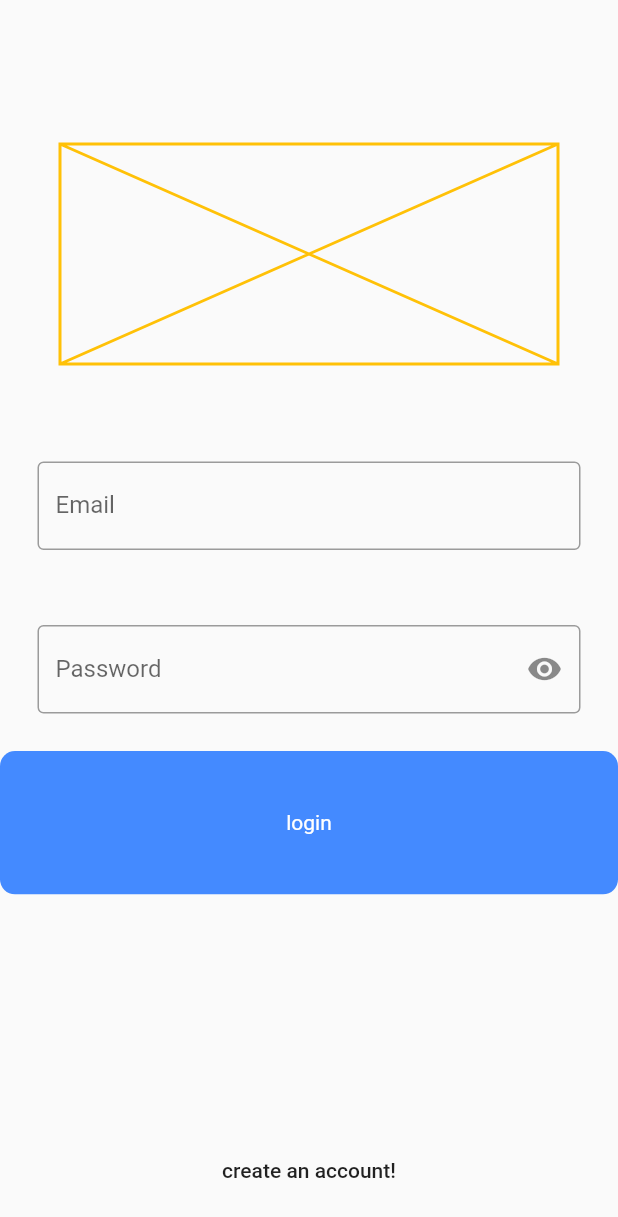
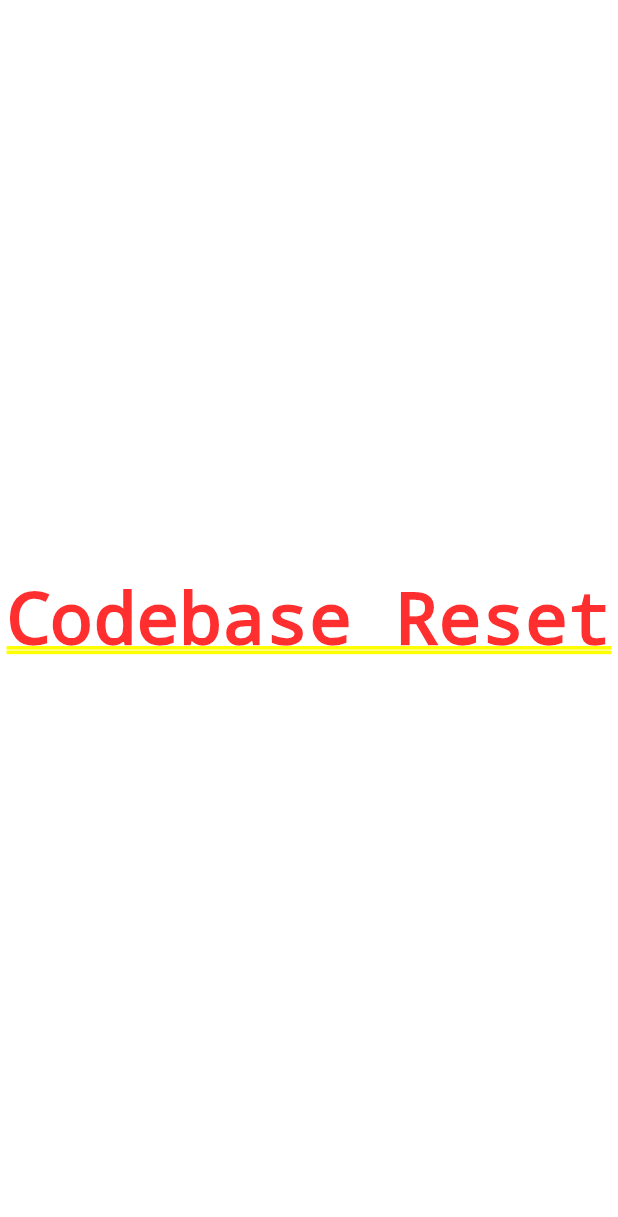
Before and after one commit to moak13/auth_app, a Flutter app: the screen it shows after launch, on a phone screen of 412 x 824 dp. Shown: the top 1217 px of the screen. Run offline on Flutter 3.47's test engine with Material 2 defaults, Android fonts, the phone set to English and light mode, and no system bars.

Commit message:
codebase drop

```diff
--- a/lib/enum/appState.dart
+++ /dev/null
@@ -1 +0,0 @@
-enum AppState { signIn, signOut }
--- a/lib/enum/viewState.dart
+++ /dev/null
@@ -1 +0,0 @@
-enum ViewState { busy, idle }
--- a/lib/main.dart
+++ b/lib/main.dart
@@ -1,4 +1,3 @@
-import 'package:auth_app/pages/auth_page/login.dart';
 import 'package:flutter/material.dart';
 
 void main() => runApp(MyApp());
@@ -17,3 +16,16 @@ class MyApp extends StatelessWidget {
     );
   }
 }
+
+class LoginPage extends StatelessWidget {
+  const LoginPage({Key key}) : super(key: key);
+
+  @override
+  Widget build(BuildContext context) {
+    return Container(
+      child: Center(
+        child: Text('Codebase Reset'),
+      ),
+    );
+  }
+}
--- a/lib/models/user.dart
+++ /dev/null
@@ -1,13 +0,0 @@
-class User {
-  int id;
-  String name;
-  String email;
-
-  User({this.id, this.name, this.email});
-
-  User.fromJson(Map<String, dynamic> json) {
-    id = json['id'];
-    name = json['name'];
-    email = json['email'];
-  }
-}
--- a/lib/pages/auth_page/login.dart
+++ /dev/null
@@ -1,132 +0,0 @@
-import 'package:auth_app/pages/auth_page/signup.dart';
-import 'package:auth_app/pages/user_page/home.dart';
-import 'package:flutter/material.dart';
-import 'package:flutter/cupertino.dart';
-import 'package:flutter_screenutil/flutter_screenutil.dart';
-
-class LoginPage extends StatefulWidget {
-  LoginPage({Key key}) : super(key: key);
-
-  @override
-  _LoginPageState createState() => _LoginPageState();
-}
-
-class _LoginPageState extends State<LoginPage> {
-  TextEditingController ctrlEmail = new TextEditingController();
-  TextEditingController ctrlPass = new TextEditingController();
-
-  bool _obscuredText = true;
-
-  void toggle() {
-    setState(() {
-      _obscuredText = !_obscuredText;
-    });
-  }
-
-  @override
-  Widget build(BuildContext context) {
-    ScreenUtil.instance = ScreenUtil.getInstance()..init(context);
-    ScreenUtil.instance = ScreenUtil(
-        width: ScreenUtil.screenWidth,
-        height: ScreenUtil.screenHeight,
-        allowFontScaling: true)
-      ..init(context);
-    return Scaffold(
-      appBar: AppBar(
-        backgroundColor: Colors.transparent,
-        elevation: 0,
-      ),
-      body: Container(
-        child: Column(
-          mainAxisAlignment: MainAxisAlignment.center,
-          children: <Widget>[
-            Expanded(
-              flex: 1,
-              child: Padding(
-                padding: const EdgeInsets.all(40),
-                child: Placeholder(
-                  color: Colors.amber,
-                ),
-              ),
-            ),
-            Expanded(
-              flex: 2,
-              child: Align(
-                alignment: Alignment.center,
-                child: Form(
-                  child: Column(
-                    children: <Widget>[
-                      Padding(
-                        padding: const EdgeInsets.all(25),
-                        child: TextFormField(
-                          controller: ctrlEmail,
-                          keyboardType: TextInputType.emailAddress,
-                          decoration: InputDecoration(
-                              labelText: 'Email',
-                              hintText: 'enter your email',
-                              border: OutlineInputBorder()),
-                        ),
-                      ),
-                      Padding(
-                        padding: const EdgeInsets.all(25),
-                        child: TextFormField(
-                          controller: ctrlPass,
-                          obscureText: _obscuredText,
-                          keyboardType: TextInputType.text,
-                          decoration: InputDecoration(
-                              labelText: 'Password',
-                              hintText: 'enter your password',
-                              suffixIcon: IconButton(
-                                onPressed: () {
-                                  toggle();
-                                },
-                                icon: Icon(_obscuredText
-                                    ? Icons.visibility
-                                    : Icons.visibility_off),
-                              ),
-                              border: OutlineInputBorder()),
-                        ),
-                      ),
-                      InkWell(
-                        onTap: () {
-                          Navigator.of(context).push(MaterialPageRoute(
-                              builder: (context) => HomePage()));
-                        },
-                        child: Ink(
-                          padding: const EdgeInsets.all(25),
-                          height: ScreenUtil().setHeight(80),
-                          width: ScreenUtil().setWidth(400),
-                          decoration: BoxDecoration(
-                              color: Colors.blueAccent,
-                              borderRadius: BorderRadius.circular(10)),
-                          child: Center(
-                              child: Text(
-                            'login',
-                            style: TextStyle(color: Colors.white),
-                          )),
-                        ),
-                      ),
-                    ],
-                  ),
-                ),
-              ),
-            ),
-            Padding(
-              padding: const EdgeInsets.all(20),
-              child: Align(
-                alignment: Alignment.bottomCenter,
-                child: FlatButton(
-                  onPressed: () {
-                    Navigator.of(context).push(
-                        MaterialPageRoute(builder: (context) => SignupPage()));
-                  },
-                  child: Center(child: Text('create an account!')),
-                ),
-              ),
-            )
-          ],
-        ),
-      ),
-    );
-  }
-}
--- a/lib/utils/constants.dart
+++ /dev/null
@@ -1,5 +0,0 @@
-class Constants {
-  final String USER_ID = 'id';
-  final String USER_NAME = 'name';
-  final String USER_EMAIL = 'email';
-}
```
Also changed, not shown: lib/data/api.dart (deleted, +0 -43 lines), lib/data/authentication_service.dart (deleted, +0 -37 lines), lib/locator.dart (deleted, +0 -11 lines), lib/models/loginResponse.dart (deleted, +0 -21 lines), lib/models/signupResponse.dart (deleted, +0 -11 lines), lib/pages/auth_page/login-sample.dart (deleted, +0 -41 lines), lib/pages/auth_page/signup.dart (deleted, +0 -143 lines), lib/pages/user_page/home.dart (deleted, +0 -89 lines), lib/storage/appPrefs.dart (deleted, +0 -34 lines), pubspec.yaml (+9 -5 lines), 2 other files.
